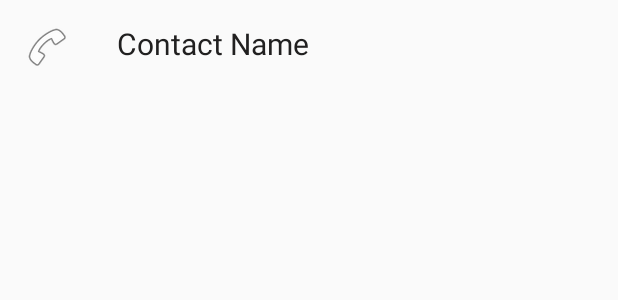
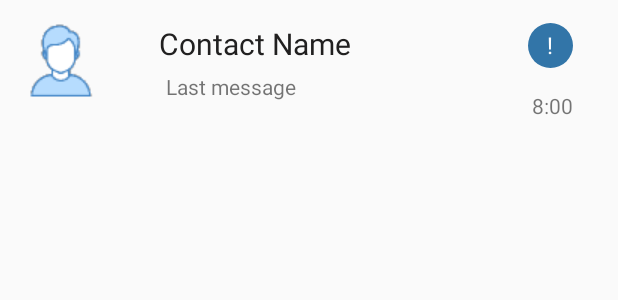
Before and after one commit to ShreyasDobhal/Hola, an Android app: the layout contactname_listitem.xml on its own in the app's theme, with its tools: preview values and no code run, on a phone screen of 412 x 824 dp. Shown: the top 300 px of the screen. Run offline under Robolectric (Android 15) with nearby library versions, the phone set to English and light mode, and no system bars.

Commit message:
Improved UI

```diff
--- /dev/null
+++ b/app/src/main/res/drawable/circle.xml
@@ -0,0 +1,11 @@
+<?xml version="1.0" encoding="utf-8"?>
+<shape xmlns:android="http://schemas.android.com/apk/res/android"
+    android:shape="oval">
+
+    <solid android:color="@color/colorUnreadMsgBackgrund" />
+
+    <size
+        android:height="30dp"
+        android:width="30dp" />
+
+</shape>
--- /dev/null
+++ b/app/src/main/res/drawable/rounded_textview.xml
@@ -0,0 +1,6 @@
+<?xml version="1.0" encoding="utf-8"?>
+<selector xmlns:android="http://schemas.android.com/apk/res/android">
+
+    <item android:drawable="@drawable/circle" />
+
+</selector>
--- a/app/src/main/res/layout/contactname_listitem.xml
+++ b/app/src/main/res/layout/contactname_listitem.xml
@@ -14,17 +14,64 @@
             android:layout_width="wrap_content"
             android:layout_height="wrap_content"
             android:id="@+id/image"
-            android:src="@android:drawable/ic_menu_call"
+            android:src="@drawable/face"
             android:padding="15dp"/>
 
-        <TextView
+        <LinearLayout
+            android:layout_width="wrap_content"
             android:layout_height="wrap_content"
-            android:layout_width="wrap_content"
-            android:text="Contact Name"
-            android:id="@+id/contactName_textview"
-            android:textSize="20sp"
-            android:textColor="@color/colorText"
-            android:padding="15dp"/>
+            android:orientation="vertical"
+            android:paddingLeft="10dp">
+
+            <TextView
+                android:layout_height="wrap_content"
+                android:layout_width="wrap_content"
+                android:text="Contact Name"
+                android:id="@+id/contact_name"
+                android:textSize="20sp"
+                android:textColor="@color/colorText"
+                android:paddingLeft="15dp"
+                android:paddingTop="15dp"
+                android:paddingBottom="5dp"/>
+
+            <TextView
+                android:layout_width="wrap_content"
+                android:layout_height="wrap_content"
+                android:text="Last message"
+                android:id="@+id/last_message"
+                android:paddingLeft="20dp"/>
+
+        </LinearLayout>
+
+        <LinearLayout
+            android:layout_width="match_parent"
+            android:layout_height="wrap_content"
+            android:orientation="vertical">
+
+            <TextView
+                android:layout_width="wrap_content"
+                android:layout_height="wrap_content"
+                android:text="!"
+                android:id="@+id/unread_message_count"
+                android:background="@drawable/rounded_textview"
+                android:textColor="@android:color/white"
+                android:textSize="15sp"
+                android:gravity="center"
+                android:layout_gravity="right"
+                android:layout_marginTop="15dp"
+                android:layout_marginRight="30dp"/>
+
+
+            <TextView
+                android:layout_width="wrap_content"
+                android:layout_height="wrap_content"
+                android:text="8:00"
+                android:id="@+id/message_time"
+                android:layout_gravity="right"
+                android:paddingTop="15dp"
+                android:paddingRight="30dp"/>
+
+        </LinearLayout>
 
     </LinearLayout>
 
--- a/app/src/main/res/values/colors.xml
+++ b/app/src/main/res/values/colors.xml
@@ -1,7 +1,9 @@
 <?xml version="1.0" encoding="utf-8"?>
 <resources>
-    <color name="colorPrimary">#f7f7f7</color>
-    <color name="colorPrimaryDark">#bab6b6</color>
+    <!-- <color name="colorPrimary">#f7f7f7</color> -->
+    <!-- <color name="colorPrimaryDark">#bab6b6</color> -->
+    <color name="colorPrimary">#212020</color>
+    <color name="colorPrimaryDark">#111010</color>
     <color name="colorAccent">#356ac4</color>
     <color name="colorTitle">#212020</color>
     <color name="colorText">#212020</color>
@@ -9,4 +11,5 @@
     <color name="colorMessageBackground">#eee</color>
     <color name="colorMessageDarkerBackground">#ddd</color>
     <color name="colorLikeSymbol">#bf283f</color>
+    <color name="colorUnreadMsgBackgrund">#3275a8</color>
 </resources>
```
Also changed, not shown: app/src/main/res/drawable/face.png (added).
